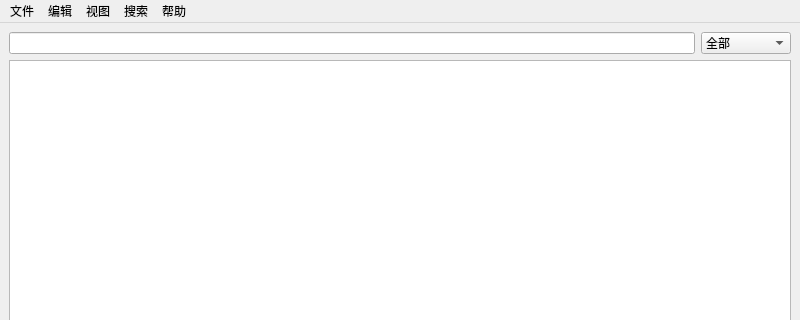
The window that Gui/mainwindow.ui (brok1n/bsearch) describes before a commit, drawn with Qt 5; both pictures show x 0 to 800 and y 0 to 320 of the 800 by 600 pixel window.
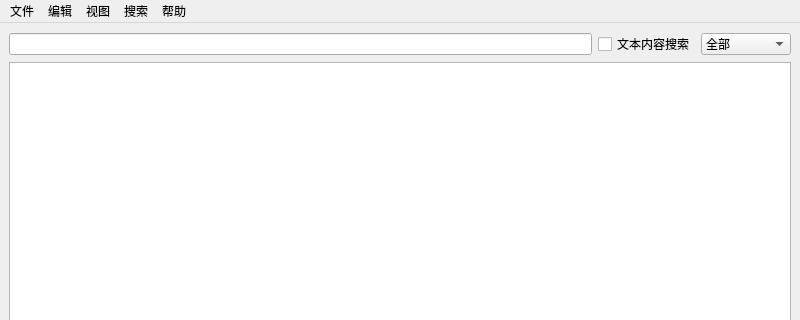
The same window after the commit.

Commit message: add multi window, add menu filter action, add fix top window, add close window, add quit application.

```diff
--- a/Gui/mainwindow.ui
+++ b/Gui/mainwindow.ui
@@ -20,6 +20,13 @@
       <item>
        <widget class="QLineEdit" name="keyEdit"/>
       </item>
+      <item>
+       <widget class="QCheckBox" name="contentSearchCbox">
+        <property name="text">
+         <string>文本内容搜索</string>
+        </property>
+       </widget>
+      </item>
       <item>
        <widget class="QComboBox" name="filterCBox">
         <item>
```
Left out of the diff: 95 changed lines with no effect on the pictures. The commit also changes 5 other files.
